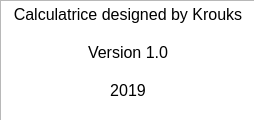
Old version of the form dialog.ui in the repository kroukss/Calculator.
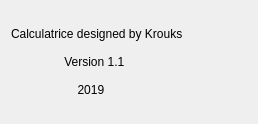
New version of the form.

Diff of the .ui file:
```diff
--- a/dialog.ui
+++ b/dialog.ui
@@ -6,34 +6,35 @@
    <rect>
     <x>0</x>
     <y>0</y>
-    <width>254</width>
-    <height>120</height>
+    <width>258</width>
+    <height>124</height>
    </rect>
   </property>
   <property name="windowTitle">
    <string>Dialog</string>
   </property>
-  <widget class="QTextBrowser" name="textBrowser">
-   <property name="geometry">
-    <rect>
-     <x>0</x>
-     <y>0</y>
-     <width>256</width>
-     <height>121</height>
-    </rect>
-   </property>
-   <property name="html">
-    <string>&lt;!DOCTYPE HTML PUBLIC &quot;-//W3C//DTD HTML 4.0//EN&quot; &quot;http://www.w3.org/TR/REC-html40/strict.dtd&quot;&gt;
-&lt;html&gt;&lt;head&gt;&lt;meta name=&quot;qrichtext&quot; content=&quot;1&quot; /&gt;&lt;style type=&quot;text/css&quot;&gt;
-p, li { white-space: pre-wrap; }
-&lt;/style&gt;&lt;/head&gt;&lt;body style=&quot; font-family:'Ubuntu'; font-size:11pt; font-weight:400; font-style:normal;&quot;&gt;
-&lt;p align=&quot;center&quot; style=&quot; margin-top:0px; margin-bottom:0px; margin-left:0px; margin-right:0px; -qt-block-indent:0; text-indent:0px;&quot;&gt;&lt;span style=&quot; font-size:12pt;&quot;&gt;Calculatrice designed by Krouks&lt;/span&gt;&lt;/p&gt;
-&lt;p align=&quot;center&quot; style=&quot;-qt-paragraph-type:empty; margin-top:0px; margin-bottom:0px; margin-left:0px; margin-right:0px; -qt-block-indent:0; text-indent:0px; font-size:12pt;&quot;&gt;&lt;br /&gt;&lt;/p&gt;
-&lt;p align=&quot;center&quot; style=&quot; margin-top:0px; margin-bottom:0px; margin-left:0px; margin-right:0px; -qt-block-indent:0; text-indent:0px;&quot;&gt;&lt;span style=&quot; font-size:12pt;&quot;&gt;Version 1.0&lt;/span&gt;&lt;/p&gt;
-&lt;p align=&quot;center&quot; style=&quot;-qt-paragraph-type:empty; margin-top:0px; margin-bottom:0px; margin-left:0px; margin-right:0px; -qt-block-indent:0; text-indent:0px; font-size:12pt;&quot;&gt;&lt;br /&gt;&lt;/p&gt;
-&lt;p align=&quot;center&quot; style=&quot; margin-top:0px; margin-bottom:0px; margin-left:0px; margin-right:0px; -qt-block-indent:0; text-indent:0px;&quot;&gt;&lt;span style=&quot; font-size:12pt;&quot;&gt;2019&lt;/span&gt;&lt;/p&gt;&lt;/body&gt;&lt;/html&gt;</string>
-   </property>
-  </widget>
+  <layout class="QGridLayout" name="gridLayout">
+   <item row="0" column="0">
+    <widget class="QLabel" name="label">
+     <property name="styleSheet">
+      <string notr="true">QLabel{
+qproperty-alignment:  'AlignVCenter ';
+border: 0px solid gray;
+	font: 75 italic 11pt &quot;TeX Gyre Bonum&quot;;
+}
+	
+</string>
+     </property>
+     <property name="text">
+      <string>Calculatrice designed by Krouks
+
+                Version 1.1
+
+                    2019</string>
+     </property>
+    </widget>
+   </item>
+  </layout>
  </widget>
  <resources/>
  <connections/>
```
